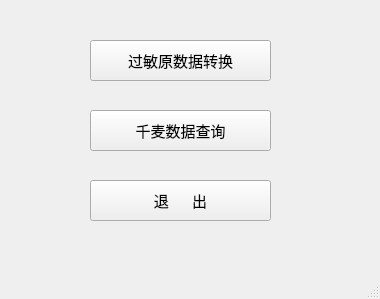
This is init.ui in maxminhp/SNQT as Qt 5 draws it before an edit. The edited form follows.
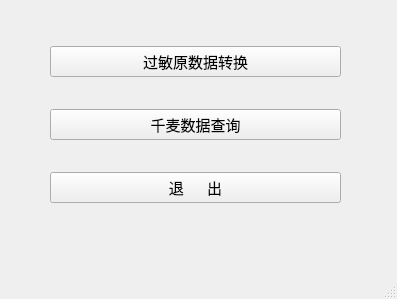
This is the edited form. Custom widgets are drawn as their Qt base class.

The edit to the form file:
```diff
--- a/init.ui
+++ b/init.ui
@@ -6,7 +6,7 @@
    <rect>
     <x>0</x>
     <y>0</y>
-    <width>380</width>
+    <width>397</width>
     <height>299</height>
    </rect>
   </property>
@@ -14,15 +14,33 @@
    <string>数据处理</string>
   </property>
   <widget class="QWidget" name="centralwidget">
+   <widget class="QWidget" name="verticalLayoutWidget">
+    <property name="geometry">
+     <rect>
+      <x>40</x>
+      <y>10</y>
+      <width>311</width>
+      <height>231</height>
+     </rect>
+    </property>
+    <layout class="QVBoxLayout" name="layoutMain">
+     <property name="sizeConstraint">
+      <enum>QLayout::SetDefaultConstraint</enum>
+     </property>
+     <property name="leftMargin">
+      <number>10</number>
+     </property>
+     <property name="topMargin">
+      <number>10</number>
+     </property>
+     <property name="rightMargin">
+      <number>10</number>
+     </property>
+     <property name="bottomMargin">
+      <number>10</number>
+     </property>
+     <item>
    <widget class="PushButton" name="PushGMY">
-    <property name="geometry">
-     <rect>
-      <x>90</x>
-      <y>40</y>
-      <width>181</width>
-      <height>41</height>
-     </rect>
-    </property>
     <property name="font">
      <font>
       <family>微软雅黑</family>
@@ -34,15 +52,9 @@
      <string>过敏原数据转换</string>
     </property>
    </widget>
+     </item>
+     <item>
    <widget class="PushButton" name="PushQM">
-    <property name="geometry">
-     <rect>
-      <x>90</x>
-      <y>110</y>
-      <width>181</width>
-      <height>41</height>
-     </rect>
-    </property>
     <property name="font">
      <font>
       <family>微软雅黑</family>
@@ -54,15 +66,9 @@
      <string>千麦数据查询</string>
     </property>
    </widget>
+     </item>
+     <item>
    <widget class="PushButton" name="PushQuit">
-    <property name="geometry">
-     <rect>
-      <x>90</x>
-      <y>180</y>
-      <width>181</width>
-      <height>41</height>
-     </rect>
-    </property>
     <property name="font">
      <font>
       <family>微软雅黑</family>
@@ -74,6 +80,9 @@
      <string>退      出</string>
     </property>
    </widget>
+     </item>
+    </layout>
+   </widget>
   </widget>
   <widget class="QMenuBar" name="menubar">
    <property name="geometry">
```
Left out of the diff: 2 changed lines with no effect on the pictures. Lines whose indentation alone changed are shown as unchanged.
